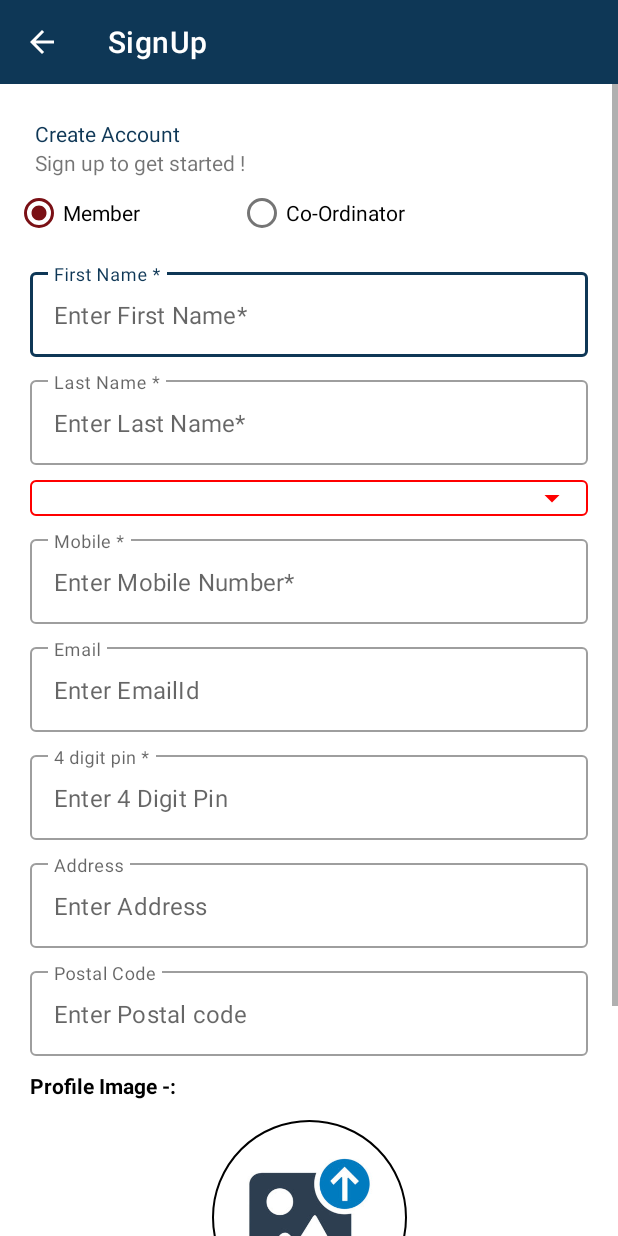
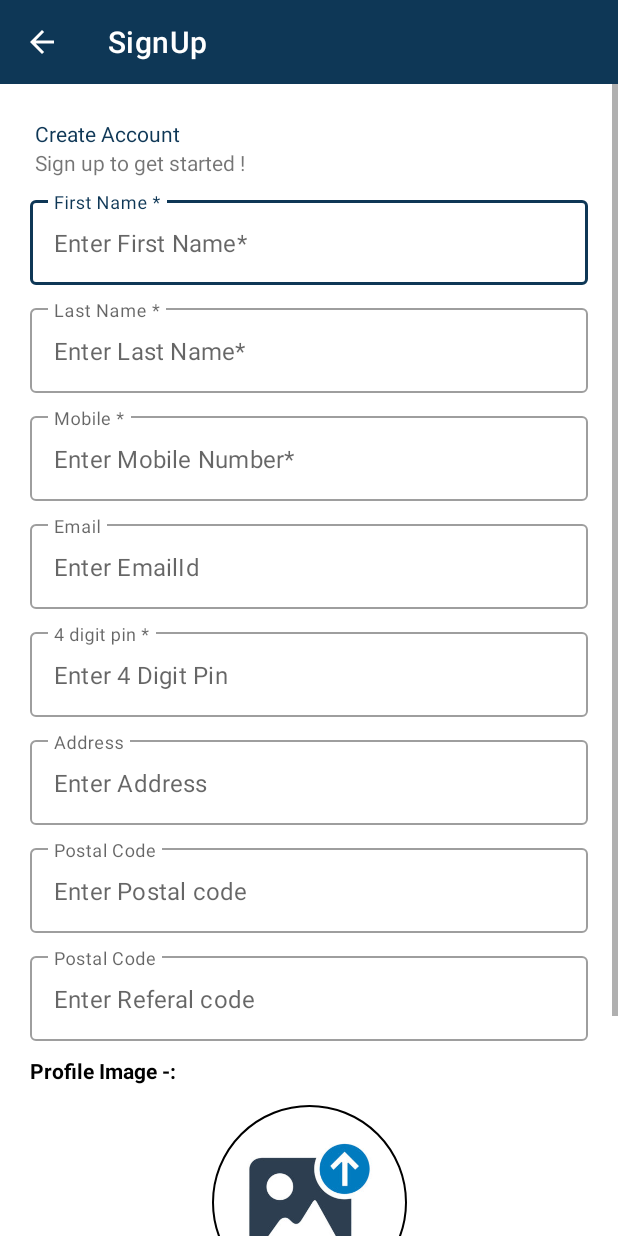
Before and after one commit to sai406/Lifeline, an Android app: the SignupActivity screen opened directly, with no data from a screen before it, on a phone screen of 412 x 824 dp. Run offline under Robolectric (Android 15) with nearby library versions, the light colour scheme and no system bars; our stand-ins replace CircleImageView, sdp/ssp sizes; libraries missing offline, so code that uses them is left out: com.blankj.utilcode; pictures from the network do not load.

Commit message:
latest changes

```diff
--- a/app/src/main/java/com/mstech/lifeline/activities/SignupActivity.kt
+++ b/app/src/main/java/com/mstech/lifeline/activities/SignupActivity.kt
@@ -55,9 +55,9 @@ class SignupActivity : AppCompatActivity() {
         setContentView(binding.root)
         supportActionBar?.title = "SignUp"
         getGps()
-        lifecycleScope.launch {
-            getCoordinaters()
-        }
+//        lifecycleScope.launch {
+//            getCoordinaters()
+//        }
         binding.imgProfile.setOnClickListener {
             val cameraIntent =
                 Intent(Intent.ACTION_PICK, MediaStore.Images.Media.EXTERNAL_CONTENT_URI)
@@ -96,9 +96,9 @@ class SignupActivity : AppCompatActivity() {
             } else if (binding.lastname.text.isNullOrBlank()) {
                 ToastUtils.showShort("Enter LastName")
             }
-            else if (memberType != 2 && coordinaterIdList[binding.statespinner.selectedItemPosition] == "0") {
-                ToastUtils.showShort("Select Coordinator")
-            }
+//            else if (memberType != 2 && coordinaterIdList[binding.statespinner.selectedItemPosition] == "0") {
+//                ToastUtils.showShort("Select Coordinator")
+//            }
             else if (binding.emailid.text?.isNotEmpty() == true && !isValidEmail(binding.emailid.text.toString())) {
                 ToastUtils.showShort("Enter Valid Email-Id")
             } else if (binding.mobile.text.isNullOrBlank()) {
@@ -109,13 +109,17 @@ class SignupActivity : AppCompatActivity() {
                 ToastUtils.showShort("Enter Address")
             } else if (binding.postalcode.text.isNullOrBlank()) {
                 ToastUtils.showShort("Enter Postalcode")
+            }else if (binding.referalCode.text.isNullOrBlank() || binding.referalCode.text.toString().length <6) {
+                ToastUtils.showShort("Enter Referral Code")
+            }else if (encodedImage.isEmpty()) {
+                ToastUtils.showShort("Choose Profile Picture")
             } else {
-                if (memberType == 2) {
-                    coordinatorId = 0
-                } else {
-                    coordinatorId =
-                        coordinaterIdList[binding.statespinner.selectedItemPosition].toInt()
-                }
+//                if (memberType == 2) {
+//                    coordinatorId = 0
+//                } else {
+//                    coordinatorId =
+//                        coordinaterIdList[binding.statespinner.selectedItemPosition].toInt()
+//                }
                 lifecycleScope.launch {
                     KeyboardUtils.hideSoftInput(this@SignupActivity)
                     registerMember()
@@ -202,33 +206,36 @@ class SignupActivity : AppCompatActivity() {
     private suspend fun registerMember() {
         Utils.showProgress(this, true)
         var obj = JSONObject()
-        obj.put("CoordinatorId", coordinatorId)
-        obj.put("MemberType", memberType)
+        obj.put("MemberId", 0)
         obj.put("FirstName", binding.firstname.text.toString())
         obj.put("LastName", binding.lastname.text.toString())
+        obj.put("EmailId", binding.emailid.text.toString())
+        obj.put("Mobile", binding.mobile.text.toString())
         obj.put("UserId", binding.userId.text.toString())
         obj.put("Pin", binding.pin.text.toString())
-        obj.put("emailid", binding.emailid.text.toString())
-        obj.put("Mobile", binding.mobile.text.toString())
         obj.put("PostCode", binding.postalcode.text.toString())
+        obj.put("GeoAddress", binding.address.text.toString())
         obj.put("Latitude", lat)
         obj.put("Longitude", lon)
-        obj.put("PostCode", binding.postalcode.text.toString())
-        obj.put("GeoAddress", binding.address.text.toString())
         obj.put("ProfilePic", encodedImage)
-        obj.put("City", binding.cityname.text.toString())
+        obj.put("CountryId", 1)
+        obj.put("StateId", 2)
+        obj.put("Gender", 1)
+        obj.put("LocationId", 0)
+        obj.put("Status", 1)
+        obj.put("ReferralCode", binding.referalCode.text.toString())
+
         var finalbody = ((obj)).toString()
             .toRequestBody("application/json; charset=utf-8".toMediaTypeOrNull())
 
-        val response = RetrofitApi().registerCoOrdinator(finalbody)
+        val response = RetrofitApi().register(finalbody)
         if (response.isSuccessful) {
-            if (response.body()?.Id!! > 0) {
-                ToastUtils.showShort(response.body()?.Message.toString())
+            if (response.body()?.ResultId!! > 0) {
+                ToastUtils.showShort(response.body()?.ResultMessage.toString())
                 onBackPressed()
             } else {
-                ToastUtils.showShort(response.body()?.Message.toString())
+                ToastUtils.showShort(response.body()?.ResultMessage.toString())
             }
-
         } else {
             ToastUtils.showShort(response.errorBody()?.string())
         }
--- a/app/src/main/java/com/mstech/lifeline/api/RetrofitApi.kt
+++ b/app/src/main/java/com/mstech/lifeline/api/RetrofitApi.kt
@@ -97,6 +97,9 @@ interface RetrofitApi {
     @POST("MemberRegisterMobileApp")
     suspend fun registerCoOrdinator(@Body postdata: RequestBody): Response<RegisterResponse>
 
+    @POST("AddMember")
+    suspend fun register(@Body postdata: RequestBody): Response<Register>
+
     @POST("AddMemberSOS")
     suspend fun addSOS(@Body postdata: RequestBody): Response<ResponseBody>
 
--- a/app/src/main/java/com/mstech/lifeline/models/RegisterResponse.kt
+++ b/app/src/main/java/com/mstech/lifeline/models/RegisterResponse.kt
@@ -4,3 +4,8 @@ data class RegisterResponse(
     val Id: Int?,
     val Message: String?
 )
+
+data class Register(
+    val ResultId: Int?,
+    val ResultMessage: String?
+)
--- a/app/src/main/res/layout/activity_signup.xml
+++ b/app/src/main/res/layout/activity_signup.xml
@@ -40,6 +40,7 @@
             android:layout_width="match_parent"
             android:layout_height="wrap_content"
             android:orientation="horizontal"
+            android:visibility="gone"
             app:layout_constraintBottom_toBottomOf="parent"
             app:layout_constraintEnd_toEndOf="parent"
             app:layout_constraintStart_toStartOf="parent"
@@ -114,7 +115,7 @@
             android:layout_height="wrap_content"
             android:layout_margin="10dp"
             android:background="@drawable/dropdown"
-            android:visibility="visible"
+            android:visibility="gone"
             app:layout_constraintBottom_toBottomOf="parent"
             app:layout_constraintEnd_toEndOf="parent"
             app:layout_constraintStart_toStartOf="parent"
@@ -313,6 +314,29 @@
                 android:maxLength="6"
                 android:singleLine="true" />
         </com.google.android.material.textfield.TextInputLayout>
+        <com.google.android.material.textfield.TextInputLayout
+            android:id="@+id/referal_code_layout"
+            style="@style/Widget.MaterialComponents.TextInputLayout.OutlinedBox"
+            android:layout_width="match_parent"
+            android:layout_height="wrap_content"
+            android:layout_margin="10dp"
+            app:layout_constraintBottom_toBottomOf="parent"
+            app:layout_constraintEnd_toEndOf="parent"
+            app:layout_constraintStart_toStartOf="parent"
+            app:expandedHintEnabled="false"
+            android:hint="Postal Code"
+            app:layout_constraintTop_toBottomOf="@id/postalcode_layout"
+            app:layout_constraintVertical_bias="0.0">
+
+            <com.google.android.material.textfield.TextInputEditText
+                android:id="@+id/referalCode"
+                android:layout_width="match_parent"
+                android:layout_height="wrap_content"
+                android:hint="Enter Referal code"
+                android:inputType="number"
+                android:maxLength="6"
+                android:singleLine="true" />
+        </com.google.android.material.textfield.TextInputLayout>
         <TextView
             android:id="@+id/txtProfile"
             android:layout_width="match_parent"
@@ -324,7 +348,7 @@
             app:layout_constraintEnd_toEndOf="parent"
             app:civ_border_width="@dimen/_1sdp"
             app:layout_constraintStart_toStartOf="parent"
-            app:layout_constraintTop_toBottomOf="@+id/postalcode_layout"
+            app:layout_constraintTop_toBottomOf="@+id/referal_code_layout"
 
             />
         <de.hdodenhof.circleimageview.CircleImageView
```
